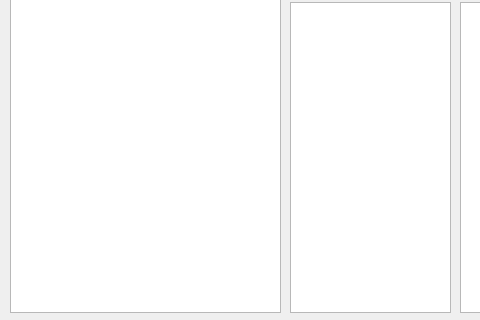
Above: MainForm.ui from cnk24/Bithumb_Python before the change; both pictures show x 0 to 480 and y 448 to 768 of the 1024 by 768 pixel window. Below: the same form after it.
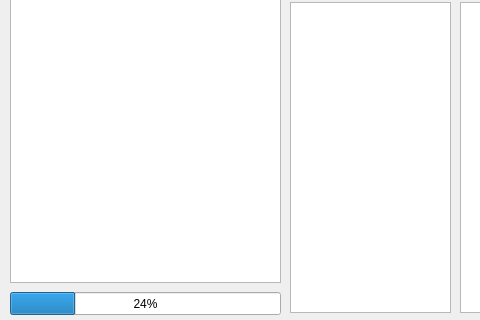
That is the form after the change.

```diff
--- a/MainForm.ui
+++ b/MainForm.ui
@@ -19,7 +19,7 @@
      <x>10</x>
      <y>10</y>
      <width>271</width>
-     <height>751</height>
+     <height>721</height>
     </rect>
    </property>
   </widget>
@@ -54,6 +54,19 @@
     </rect>
    </property>
   </widget>
+  <widget class="QProgressBar" name="progressBar">
+   <property name="geometry">
+    <rect>
+     <x>10</x>
+     <y>740</y>
+     <width>271</width>
+     <height>23</height>
+    </rect>
+   </property>
+   <property name="value">
+    <number>24</number>
+   </property>
+  </widget>
  </widget>
  <resources/>
  <connections/>
```
